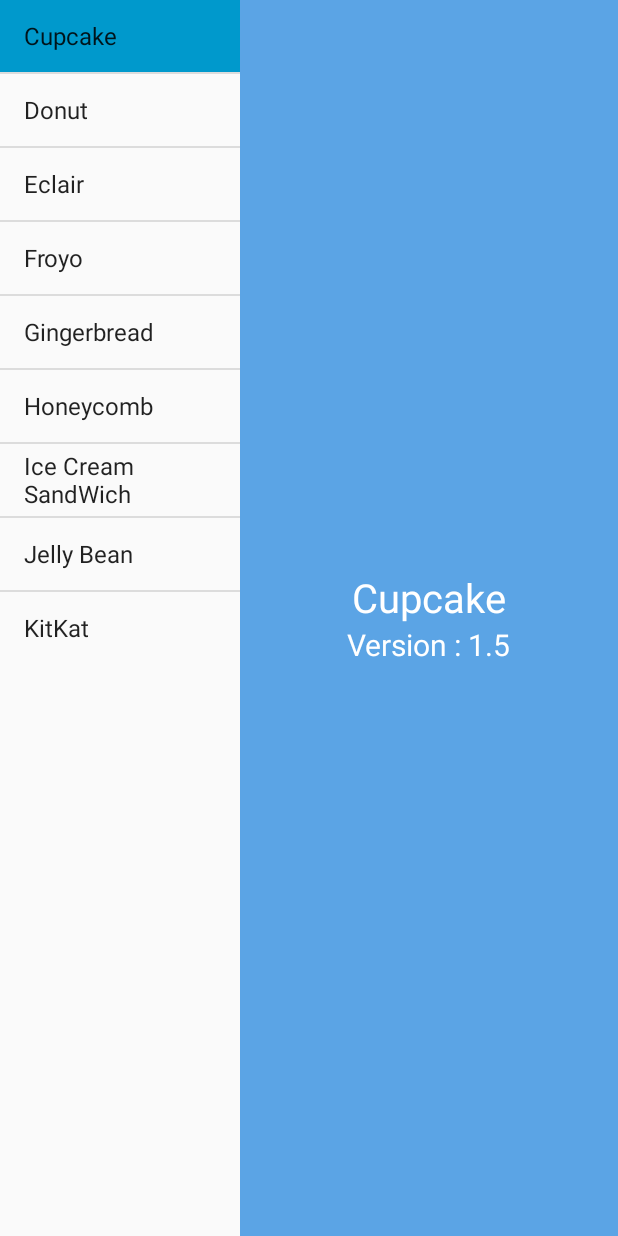
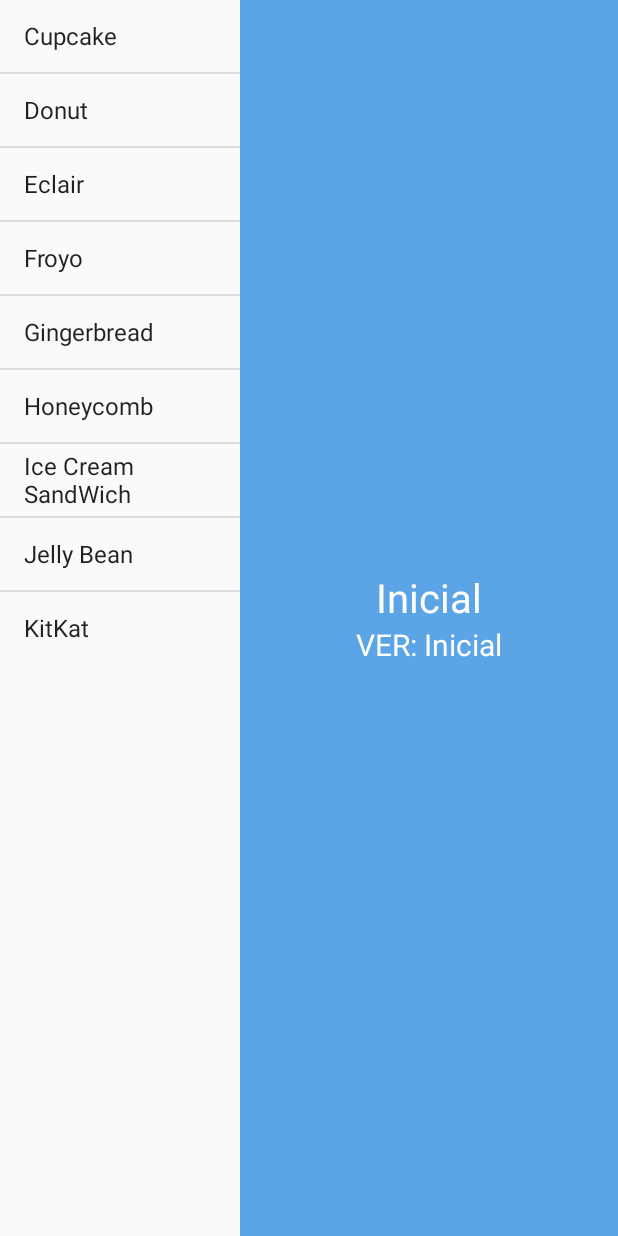
Before and after one commit to Mikiodelg/MyDataSheet, an Android app: the MySheets screen opened directly, with no data from a screen before it, after a tap on "Cupcake", on a phone screen of 412 x 824 dp. Run offline under Robolectric (Android 15) with nearby library versions, the phone set to English and light mode, and no system bars; 1 statement that could not run was skipped.

Commit message:
Navigation Fragment -> Fragment List - WORKS!

```diff
--- a/app/src/main/java/com/platygames/mydatasheet/MenuFragment.java
+++ b/app/src/main/java/com/platygames/mydatasheet/MenuFragment.java
@@ -1,11 +1,13 @@
 package com.platygames.mydatasheet;
 import android.app.ListFragment;
+import android.app.Fragment;
 import android.os.Bundle;
 import android.view.LayoutInflater;
 import android.view.View;
 import android.view.ViewGroup;
 import android.widget.ArrayAdapter;
 import android.widget.ListView;
+
 public class MenuFragment extends ListFragment {
     String[] AndroidOS = new String[] { "Cupcake","Donut","Eclair","Froyo","Gingerbread","Honeycomb","Ice Cream SandWich","Jelly Bean","KitKat" };
     String[] Version = new String[]{"1.5","1.6","2.0-2.1","2.2","2.3","3.0-3.2","4.0","4.1-4.3","4.4"};
@@ -19,8 +21,8 @@ public class MenuFragment extends ListFragment {
     }
     @Override
     public void onListItemClick(ListView l, View v, int position, long id) {
-        TextFragment txt = (TextFragment)getFragmentManager().findFragmentById(R.id.fragment2);
+        TextFragment txt = (TextFragment)getChildFragmentManager().findFragmentById(R.id.fragment2);
         txt.change(AndroidOS[position],"Version : "+Version[position]);
-        getListView().setSelector(android.R.color.holo_blue_dark);
+        //getListView().setSelector(android.R.color.holo_blue_dark);
     }
 }
--- a/app/src/main/java/com/platygames/mydatasheet/TextFragment.java
+++ b/app/src/main/java/com/platygames/mydatasheet/TextFragment.java
@@ -14,6 +14,7 @@ public class TextFragment extends Fragment {
         View view = inflater.inflate(R.layout.text_fragment_2, container, false);
         text= (TextView) view.findViewById(R.id.AndroidOs);
         vers= (TextView)view.findViewById(R.id.Version);
+        change("Inicial","VER: Inicial");
         return view;
     }
     public void change(String txt, String txt1){
--- a/app/src/main/res/layout/activity_main_2.xml
+++ b/app/src/main/res/layout/activity_main_2.xml
@@ -10,8 +10,8 @@
         class="com.platygames.mydatasheet.MenuFragment"
         android:id="@+id/fragment"/>
     <fragment
-        android:layout_width="match_parent"
-        android:layout_height="match_parent"
-        class="com.platygames.mydatasheet.TextFragment"
-        android:id="@+id/fragment2"/>
+    android:layout_width="match_parent"
+    android:layout_height="match_parent"
+    class="com.platygames.mydatasheet.TextFragment"
+    android:id="@+id/fragment12"/>
 </LinearLayout>
```
Also changed, not shown: app/src/main/java/com/platygames/mydatasheet/NavigationDrawerFragment.java (+7 -1 lines).
